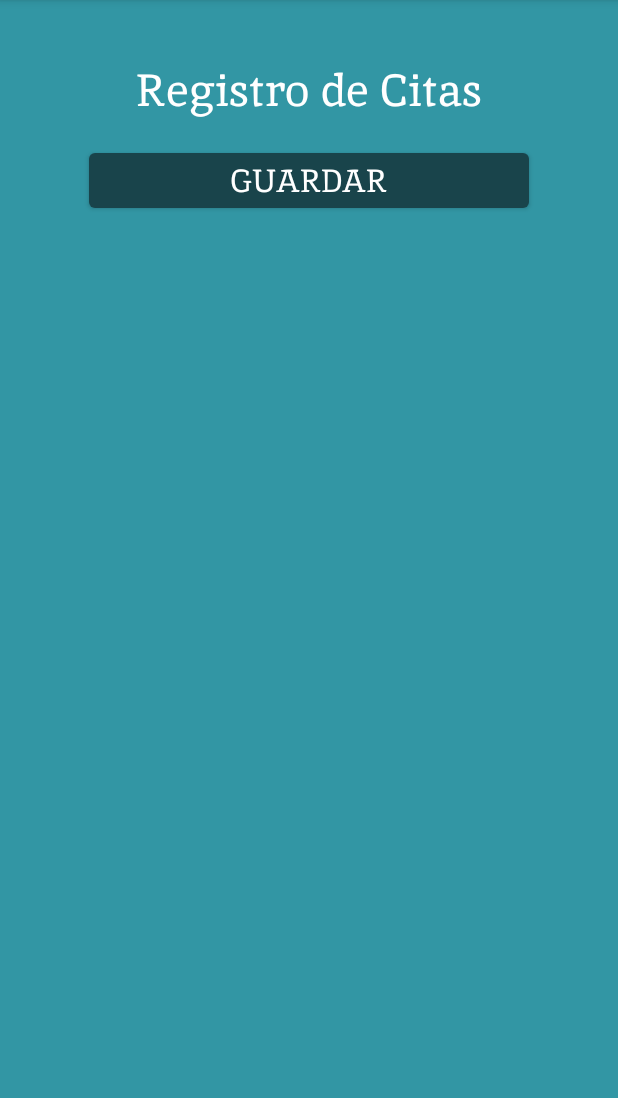
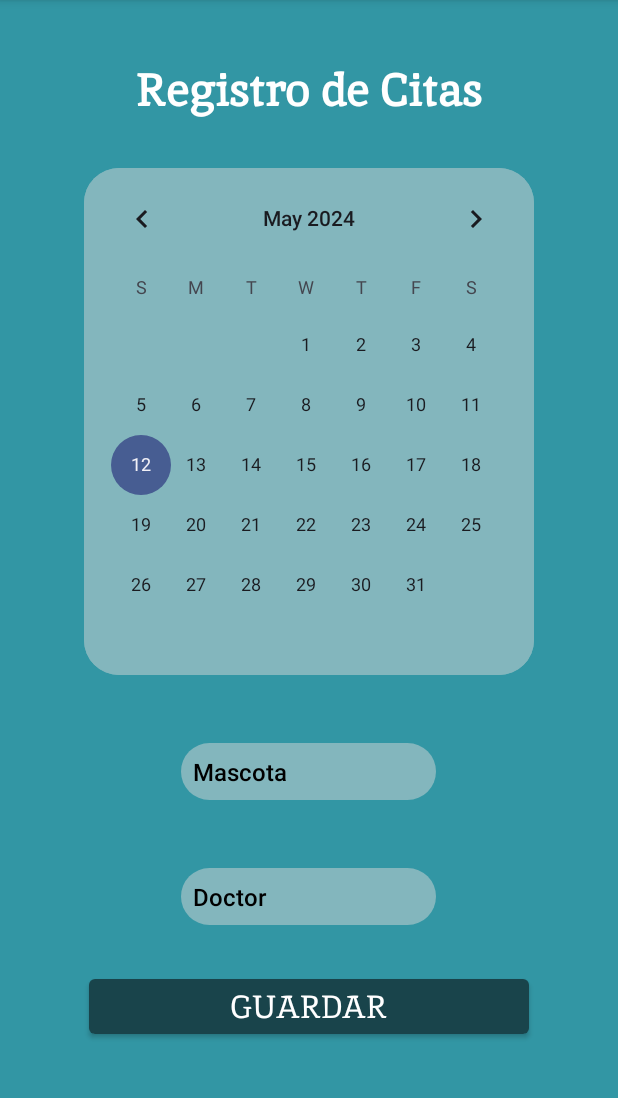
Before and after one commit to Exodimus/ProyectoDSM, an Android app: the layout fragment_create_appointment.xml on its own in the app's theme, with its tools: preview values and no code run, on a phone screen of 412 x 824 dp, the part 84-1182 px from its top. Run offline under Robolectric (Android 15) with nearby library versions, the phone set to English and light mode, and no system bars.

Commit message:
Creacion de citas

```diff
--- a/PawCareControl/app/build.gradle.kts
+++ b/PawCareControl/app/build.gradle.kts
@@ -1,6 +1,8 @@
+import org.jetbrains.kotlin.gradle.tasks.KotlinCompile
+import com.android.build.gradle.internal.dsl.BaseAppModuleExtension
 plugins {
-    alias(libs.plugins.android.application)
-    alias(libs.plugins.jetbrains.kotlin.android)
+    id("com.android.application")
+    kotlin("android")
 }
 
 android {
--- a/PawCareControl/app/src/main/res/layout/fragment_create_appointment.xml
+++ b/PawCareControl/app/src/main/res/layout/fragment_create_appointment.xml
@@ -27,10 +27,55 @@
             android:layout_height="wrap_content"
             android:layout_marginBottom="16dp"
             android:fontFamily="@font/inika"
+            android:textStyle="bold"
             android:text="Registro de Citas"
             android:textAlignment="center"
             android:textColor="@color/white"
             android:textSize="30sp" />
+
+            <CalendarView
+                    android:id="@+id/calendarView"
+                    android:layout_width="300dp"
+                    android:layout_height="wrap_content"
+                    android:background="@drawable/shape_rounded_input"
+                    app:layout_constraintTop_toBottomOf="@id/imageView2"
+                    app:layout_constraintStart_toStartOf="parent"
+                    app:layout_constraintEnd_toEndOf="parent"
+                    android:layout_marginTop="16dp"
+                    android:layout_marginStart="16dp"
+                    android:layout_marginEnd="16dp"/>
+
+            <AutoCompleteTextView
+                    android:id="@+id/mascota_input"
+                    android:layout_width="170dp"
+                    android:layout_height="wrap_content"
+                    android:padding="8dp"
+                    android:text="Mascota"
+                    android:textColor="#000000"
+                    android:textSize="16sp"
+                    android:background="@drawable/shape_rounded_input"
+                    app:layout_constraintTop_toBottomOf="@id/calendarView"
+                    app:layout_constraintStart_toStartOf="parent"
+                    app:layout_constraintEnd_toEndOf="parent"
+                    android:layout_marginTop="45dp"
+                    android:layout_marginStart="16dp"
+                    android:layout_marginEnd="16dp"/>
+
+            <AutoCompleteTextView
+                    android:id="@+id/doctor_input"
+                    android:layout_width="170dp"
+                    android:layout_height="wrap_content"
+                    android:padding="8dp"
+                    android:text="Doctor"
+                    android:textColor="#000000"
+                    android:textSize="16sp"
+                    android:background="@drawable/shape_rounded_input"
+                    app:layout_constraintTop_toBottomOf="@id/calendarView"
+                    app:layout_constraintStart_toStartOf="parent"
+                    app:layout_constraintEnd_toEndOf="parent"
+                    android:layout_marginTop="45dp"
+                    android:layout_marginStart="16dp"
+                    android:layout_marginEnd="16dp"/>
 
             <Button
                 android:id="@+id/btnAddAppointment"
@@ -41,6 +86,7 @@
                 android:fontFamily="@font/inika"
                 android:paddingHorizontal="10dp"
                 android:text="Guardar"
+                android:layout_marginTop="30dp"
                 android:textSize="21sp" />
 
         </LinearLayout>
--- a/PawCareControl/app/src/main/res/layout/fragment_create_pet.xml
+++ b/PawCareControl/app/src/main/res/layout/fragment_create_pet.xml
@@ -235,7 +235,7 @@
                 android:textColor="@color/white"
                 android:fontFamily="@font/inika"
                 android:paddingHorizontal="10dp"
-                android:text="Guardar"
+                android:text="Registrar"
                 android:textSize="21sp" />
 
         </LinearLayout>
--- a/PawCareControl/app/src/main/res/layout/fragment_list_appointments.xml
+++ b/PawCareControl/app/src/main/res/layout/fragment_list_appointments.xml
@@ -26,8 +26,9 @@
                 android:layout_height="wrap_content"
                 android:layout_marginBottom="16dp"
                 android:fontFamily="@font/inika"
-                android:text="Citas"
+                android:text="Historial de Citas"
                 android:textAlignment="center"
+                android:textStyle="bold"
                 android:textColor="@color/white"
                 android:textSize="30sp" />
 
```
Also changed, not shown: PawCareControl/app/src/main/java/com/example/pawcarecontrol/create_fragments/CreateAppointmentFragment.kt (+14 -3 lines), PawCareControl/app/src/main/res/drawable/shape_rounded_box.xml (added, +8 -0 lines), PawCareControl/build.gradle.kts (+7 -2 lines), PawCareControl/gradle/libs.versions.toml (+10 -6 lines), PawCareControl/app/src/main/res/drawable/calendar.png (added), PawCareControl/app/src/main/res/drawable/icon_flecha.png (added).
